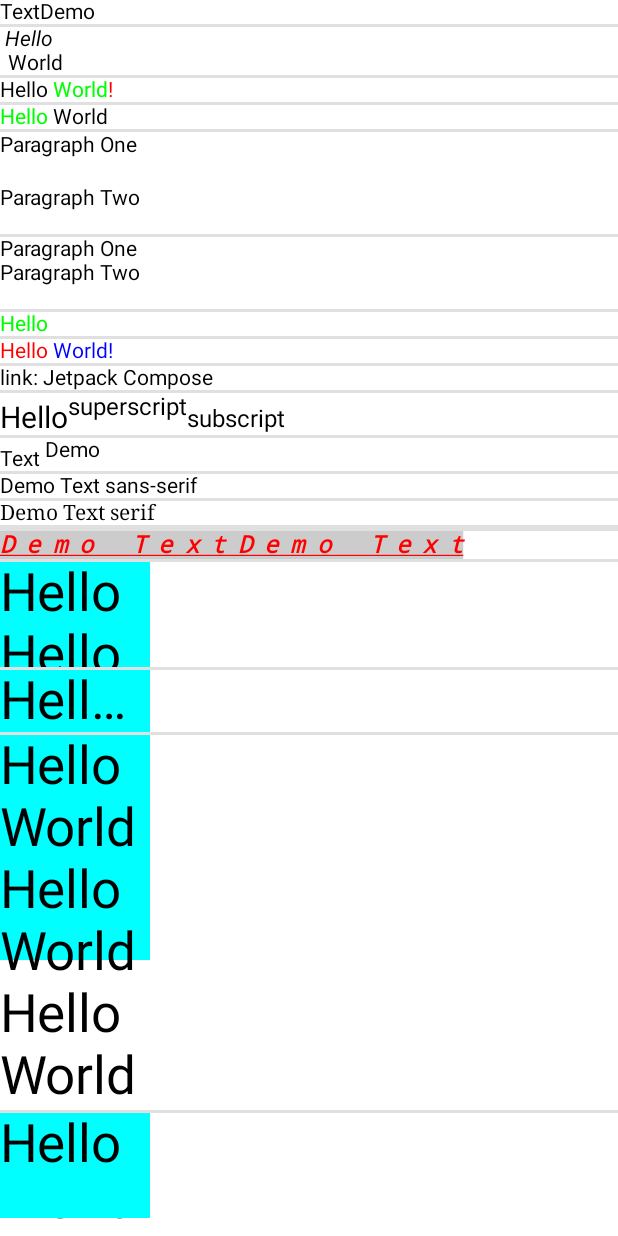
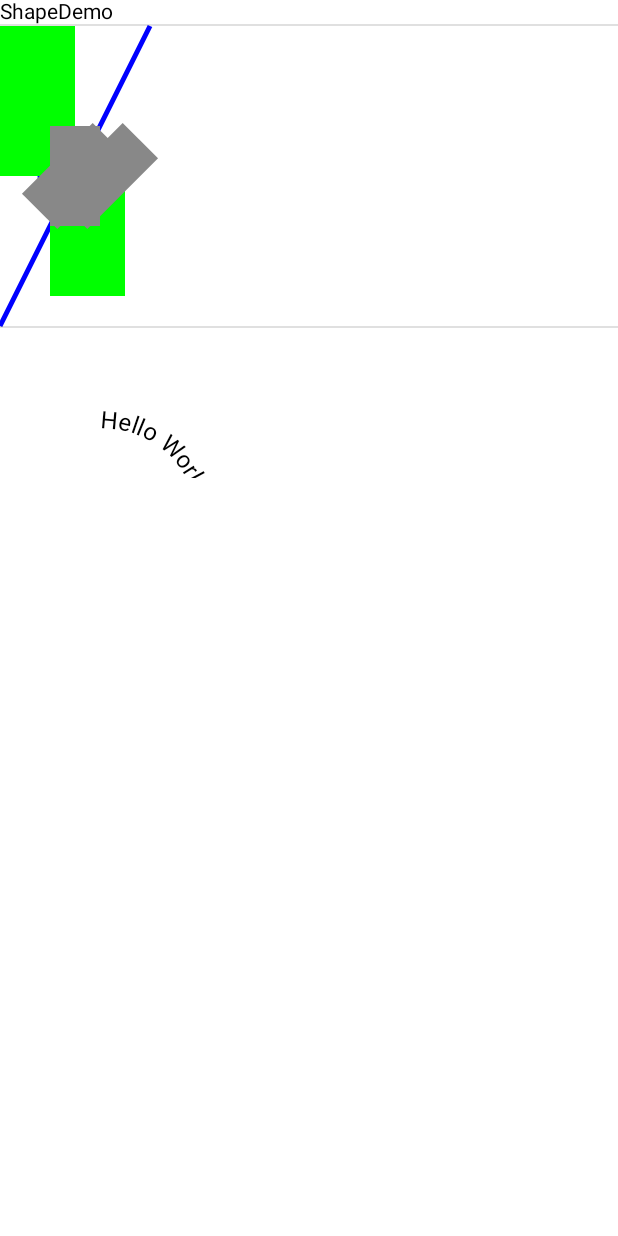
Before and after one commit to monkeydone/ComposeSamples, an Android app built with Jetpack Compose: the screen it shows after launch (SampleActivity), on a phone screen of 412 x 824 dp. Run offline under Robolectric (Android 15) with nearby library versions, the phone set to English and light mode, and no system bars; our stand-ins replace constraintlayout-compose; pictures from the network do not load.

Commit message:
增加Canvas的测试

```diff
--- a/app/src/main/java/com/a/compose/SampleActivity.kt
+++ b/app/src/main/java/com/a/compose/SampleActivity.kt
@@ -75,7 +75,8 @@ class SampleActivity : ComponentActivity() {
 //            ChartDataPreview()
 //            ScrollBoxes()
 //            LayoutCompose()
-            TextDemo()
+//            TextDemo()
+            ShapeDemo()
         }
 
     }
--- /dev/null
+++ b/app/src/main/java/com/a/compose/ShapeDemo.kt
@@ -0,0 +1,118 @@
+package com.a.compose
+
+import android.graphics.Path
+import android.graphics.RectF
+import android.graphics.Typeface
+import androidx.compose.foundation.Canvas
+import androidx.compose.foundation.layout.height
+import androidx.compose.foundation.layout.size
+import androidx.compose.foundation.lazy.LazyColumn
+import androidx.compose.material.Divider
+import androidx.compose.material.Text
+import androidx.compose.runtime.Composable
+import androidx.compose.ui.Modifier
+import androidx.compose.ui.geometry.Offset
+import androidx.compose.ui.graphics.Color
+import androidx.compose.ui.graphics.Paint
+import androidx.compose.ui.graphics.drawscope.drawIntoCanvas
+import androidx.compose.ui.graphics.drawscope.inset
+import androidx.compose.ui.graphics.drawscope.rotate
+import androidx.compose.ui.graphics.drawscope.withTransform
+import androidx.compose.ui.graphics.nativeCanvas
+import androidx.compose.ui.tooling.preview.Preview
+import androidx.compose.ui.unit.dp
+import kotlinx.coroutines.CoroutineStart
+
+
+@Preview
+@Composable
+fun ShapeDemo() {
+    LazyColumn {
+        item {
+            Text("ShapeDemo")
+        }
+        item{
+            Divider(Modifier.height(1.dp))
+            CanvasDemoV1()
+            Divider(Modifier.height(1.dp))
+            ArcTextExample()
+        }
+    }
+}
+
+@Composable
+fun CanvasDemoV1() {
+    Canvas(modifier = Modifier.size(100.dp,200.dp)) {
+        val canvasWidth = size.width
+        val canvasHeight = size.height
+        drawLine(
+            start = Offset(x = canvasWidth, y = 0f),
+            end = Offset(x = 0f, y = canvasHeight),
+            color = Color.Blue,
+            strokeWidth = 5F
+        )
+        drawCircle(
+            color = Color.Blue,
+            center = Offset(x = canvasWidth / 2, y = canvasHeight / 2),
+            radius = size.minDimension / 4
+        )
+
+        val canvasQuadrantSize = size / 2F
+        drawRect(
+            color = Color.Green,
+            size = canvasQuadrantSize
+        )
+
+        inset(50F, 120F) {
+            drawRect(
+                color = Color.Green,
+                size = canvasQuadrantSize
+            )
+        }
+
+        val canvasSize = size
+        drawRect(
+            color = Color.Gray,
+            topLeft = Offset(x = canvasWidth / 3F, y = canvasHeight / 3F),
+            size = canvasSize / 3F
+        )
+
+        rotate(degrees = 45F) {
+            drawRect(
+                color = Color.Gray,
+                topLeft = Offset(x = canvasWidth / 3F, y = canvasHeight / 3F),
+                size = canvasSize / 3F
+            )
+        }
+
+        withTransform({
+            translate(left = canvasWidth / 5F)
+            rotate(degrees = 45F)
+        }) {
+            drawRect(
+                color = Color.Gray,
+                topLeft = Offset(x = canvasWidth / 3F, y = canvasHeight / 3F),
+                size = canvasSize / 3F
+            )
+        }
+
+    }
+}
+
+
+@Composable
+fun ArcTextExample() {
+    val paint = Paint().asFrameworkPaint()
+    Canvas(modifier = Modifier.size(100.dp)) {
+        paint.apply {
+            isAntiAlias = true
+            textSize = 24f
+        }
+
+        drawIntoCanvas {
+            val path = Path()
+            path.addArc(RectF(0f, 100f, 200f, 300f), 270f, 180f)
+            it.nativeCanvas.drawTextOnPath("Hello World Example", path, 0f, 0f, paint)
+        }
+    }
+}
```
